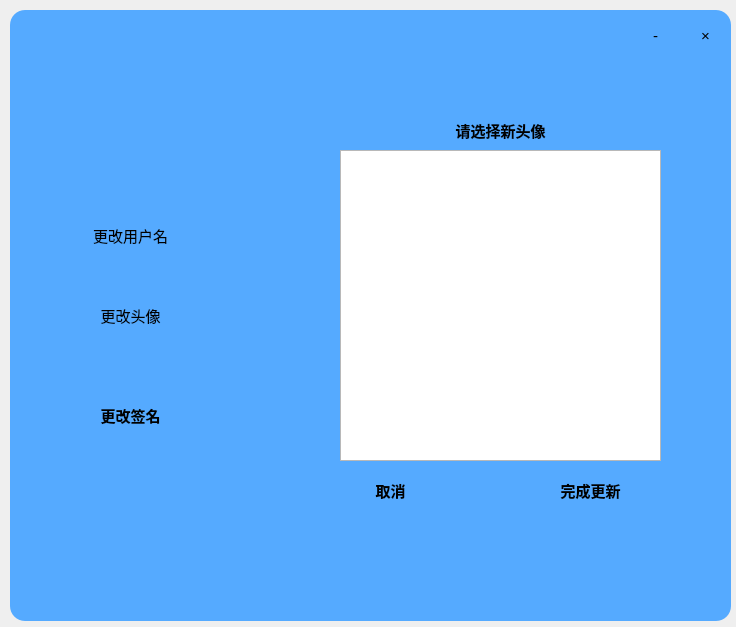
This is Client/userprofile.ui in BIT-Linpop-DevTeam/LinpopClientDemo as Qt 5 draws it before an edit. The edited form follows.
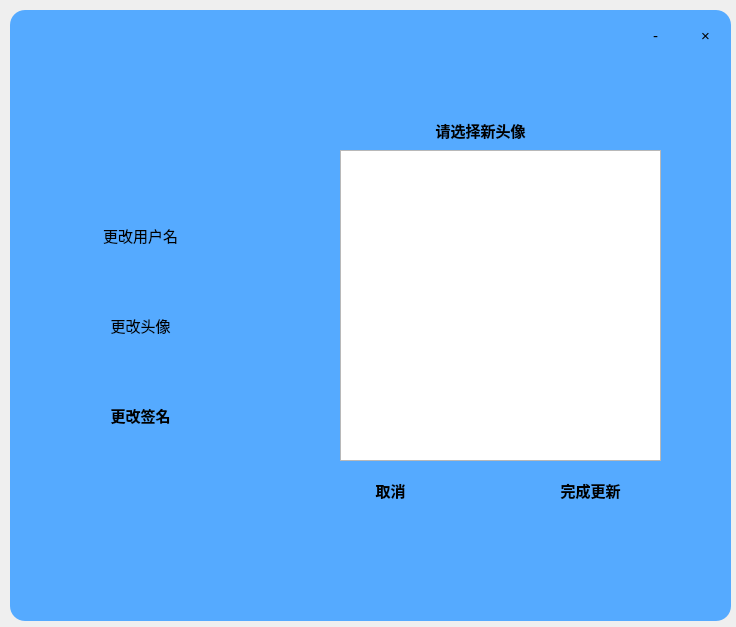
This is the edited form.

```diff
--- a/Client/userprofile.ui
+++ b/Client/userprofile.ui
@@ -139,9 +139,9 @@
    <widget class="QPushButton" name="pushButtonChangeName">
     <property name="geometry">
      <rect>
-      <x>10</x>
+      <x>0</x>
       <y>200</y>
-      <width>221</width>
+      <width>261</width>
       <height>51</height>
      </rect>
     </property>
@@ -157,9 +157,9 @@
    <widget class="QPushButton" name="pushButtonChangeAvatar">
     <property name="geometry">
      <rect>
-      <x>10</x>
-      <y>280</y>
-      <width>221</width>
+      <x>0</x>
+      <y>290</y>
+      <width>261</width>
       <height>51</height>
      </rect>
     </property>
@@ -276,9 +276,9 @@
      <widget class="QPushButton" name="confirmAvatar">
       <property name="geometry">
        <rect>
-        <x>240</x>
+        <x>220</x>
         <y>400</y>
-        <width>161</width>
+        <width>201</width>
         <height>61</height>
        </rect>
       </property>
@@ -304,9 +304,9 @@
      <widget class="QPushButton" name="pushButton_7">
       <property name="geometry">
        <rect>
-        <x>90</x>
+        <x>10</x>
         <y>40</y>
-        <width>281</width>
+        <width>401</width>
         <height>61</height>
        </rect>
       </property>
@@ -396,9 +396,9 @@
    <widget class="QPushButton" name="pushButtonChangeSignature">
     <property name="geometry">
      <rect>
-      <x>10</x>
+      <x>0</x>
       <y>380</y>
-      <width>221</width>
+      <width>261</width>
       <height>51</height>
      </rect>
     </property>
```
Left out of the diff: 16 changed lines with no effect on the pictures.
